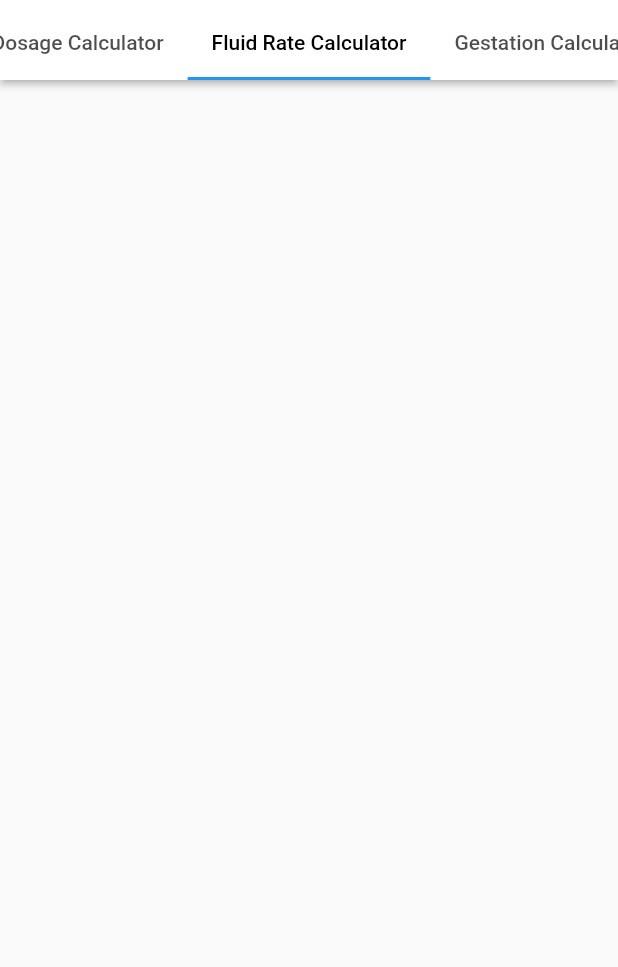
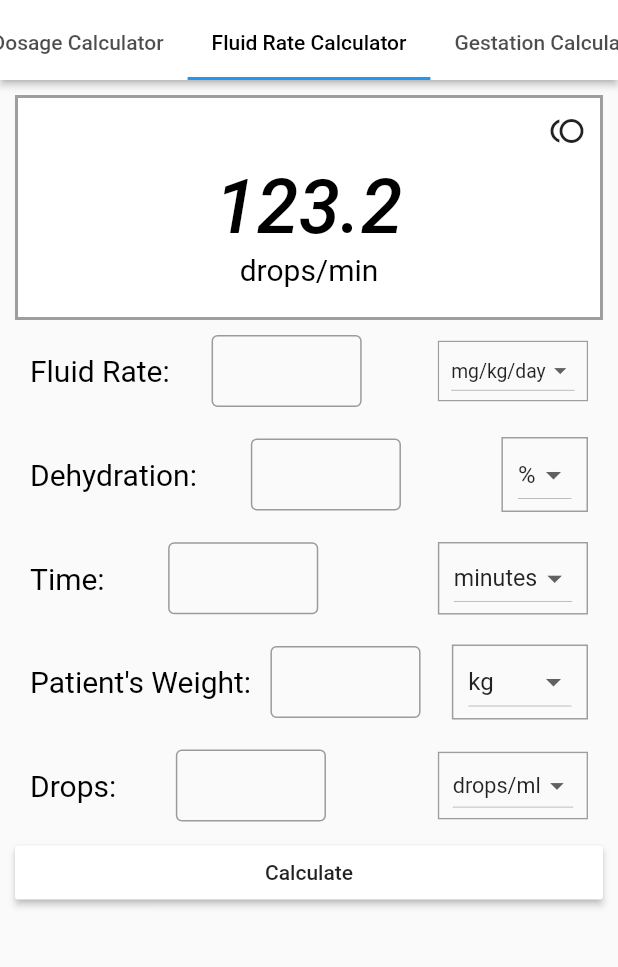
Before and after one commit to wasikulaminbipu/vetdiary, a Flutter app: the Calculator screen opened directly, tab 2 chosen, on a phone screen of 412 x 824 dp, the part 76-1043 px from its top. Run offline on Flutter 3.47's test engine with Material 2 defaults, Android fonts, the phone set to English and light mode, and no system bars.

Commit message:
Fluid Rate Calculator Layout Created

```diff
--- a/lib/calculator.dart
+++ b/lib/calculator.dart
@@ -1,5 +1,8 @@
 import 'package:flutter/material.dart';
 import 'package:vetdiary/widgets/custom_input_row.dart';
+import 'package:vetdiary/widgets/dosage_calculator.dart';
+import 'package:vetdiary/widgets/fluid_rate_calculator.dart';
+import 'package:vetdiary/widgets/gestation_calculator.dart';
 import 'package:vetdiary/widgets/navigation_drawer.dart';
 
 class Calculator extends StatelessWidget {
@@ -56,67 +59,10 @@ class Calculator extends StatelessWidget {
           child: SafeArea(
             child: TabBarView(
               children: <Widget>[
-                Container(
-                  padding: EdgeInsets.all(10.0),
-                  child: ListView(
-                    children: <Widget>[
-                      //Calculator Display
-                      Container(
-                        padding: EdgeInsets.all(10.0),
-                        alignment: Alignment.center,
-                        decoration: BoxDecoration(
-                          color: Colors.white,
-                          border: Border.all(color: Colors.grey, width: 2.0),
-                        ),
-                        child: Row(
-                          mainAxisAlignment: MainAxisAlignment.center,
-                          children: <Widget>[
-                            ResultView(
-                              result: 123.2.toString(),
-                              unit: "mg/L",
-                            ),
-                            Text(
-                              "X",
-                              style:
-                                  Theme.of(context).primaryTextTheme.headline4,
-                            ),
-                            ResultView(
-                              result: 2.toString(),
-                              unit: "Times",
-                            ),
-                            ResultView(
-                              result: "Daily",
-                              unit: "",
-                            ),
-                          ],
-                        ),
-                      ),
-                      CustomInputRow(
-                        lookup: () {},
-                        title: "Dosage: ",
-                        options: ["mg/L", "DDD"],
-                        onChanged: (value) {},
-                      ),
-                      CustomInputRow(
-                        title: "Frequency: ",
-                        onChanged: (value) {},
-                      ),
-                      CustomInputRow(
-                        lookup: () {},
-                        title: "Patient's Weight: ",
-                        options: ["mg/L", "DDD"],
-                        onChanged: (value) {},
-                      ),
-                      RaisedButton(
-                        color: Theme.of(context).buttonColor,
-                        child: Text("Calculate"),
-                        onPressed: () {},
-                      )
-                    ],
-                  ),
-                ),
-                Container(),
-                Container(),
+                //Dosage Calculator
+                DosageCalculator(),
+                FluidRateCalculator(),
+                GestatationCalculator(),
                 Container(),
                 Container(),
                 Container(),
@@ -129,38 +75,3 @@ class Calculator extends StatelessWidget {
     );
   }
 }
-
-class ResultView extends StatelessWidget {
-  final String result;
-  final String unit;
-
-  const ResultView({
-    Key key,
-    @required this.result,
-    @required this.unit,
-  }) : super(key: key);
-
-  @override
-  Widget build(BuildContext context) {
-    return Container(
-      padding: EdgeInsets.all(10.0),
-      child: Column(
-        mainAxisAlignment: MainAxisAlignment.center,
-        crossAxisAlignment: CrossAxisAlignment.center,
-        children: <Widget>[
-          Text(
-            this.result,
-            style: Theme.of(context)
-                .primaryTextTheme
-                .headline6
-                .copyWith(fontSize: 50.0),
-          ),
-          Text(
-            this.unit,
-            style: Theme.of(context).primaryTextTheme.headline4,
-          ),
-        ],
-      ),
-    );
-  }
-}
--- a/lib/widgets/custom_input_row.dart
+++ b/lib/widgets/custom_input_row.dart
@@ -25,6 +25,7 @@ class _CustomInputRowState extends State<CustomInputRow> {
 
   @override
   Widget build(BuildContext context) {
+    this.dropdownItem = this.dropdownItem ?? this.widget.options[0];
     return Container(
       padding: EdgeInsets.all(10.0),
       child: Row(
--- /dev/null
+++ b/lib/widgets/dosage_calculator.dart
@@ -0,0 +1,110 @@
+import 'package:flutter/material.dart';
+import 'package:vetdiary/widgets/custom_input_row.dart';
+
+
+
+class DosageCalculator extends StatelessWidget {
+  const DosageCalculator({
+    Key key,
+  }) : super(key: key);
+
+  @override
+  Widget build(BuildContext context) {
+    return Container(
+      padding: EdgeInsets.all(10.0),
+      child: ListView(
+        children: <Widget>[
+          //Calculator Display
+          Container(
+            padding: EdgeInsets.all(10.0),
+            alignment: Alignment.center,
+            decoration: BoxDecoration(
+              color: Colors.white,
+              border: Border.all(color: Colors.grey, width: 2.0),
+            ),
+            child: Row(
+              mainAxisAlignment: MainAxisAlignment.center,
+              children: <Widget>[
+
+                ResultView(
+                  result: 123.2.toString(),
+                  unit: "mg/L",
+                ),
+                Text(
+                  "X",
+                  style:
+                      Theme.of(context).primaryTextTheme.headline4,
+                ),
+                ResultView(
+                  result: 2.toString(),
+                  unit: "Times",
+                ),
+                ResultView(
+                  result: "Daily",
+                  unit: "",
+                ),
+              ],
+            ),
+          ),
+          CustomInputRow(
+            lookup: () {},
+            title: "Dosage: ",
+            options: ["mg/L", "DDD"],
+            onChanged: (value) {},
+          ),
+          CustomInputRow(
+            title: "Frequency: ",
+            options: ["times/day"],
+            onChanged: (value) {},
+          ),
+          CustomInputRow(
+            lookup: () {},
+            title: "Patient's Weight: ",
+            options: ["mg/L", "DDD"],
+            onChanged: (value) {},
+          ),
+          RaisedButton(
+            color: Theme.of(context).buttonColor,
+            child: Text("Calculate"),
+            onPressed: () {},
+          )
+        ],
+      ),
+    );
+  }
+}
+
+class ResultView extends StatelessWidget {
+  final String result;
+  final String unit;
+
+  const ResultView({
+    Key key,
+    @required this.result,
+    @required this.unit,
+  }) : super(key: key);
+
+  @override
+  Widget build(BuildContext context) {
+    return Container(
+      padding: EdgeInsets.all(10.0),
+      child: Column(
+        mainAxisAlignment: MainAxisAlignment.center,
+        crossAxisAlignment: CrossAxisAlignment.center,
+        children: <Widget>[
+          Text(
+            this.result,
+            style: Theme.of(context)
+                .primaryTextTheme
+                .headline6
+                .copyWith(fontSize: 50.0),
+          ),
+          Text(
+            this.unit,
+            style: Theme.of(context).primaryTextTheme.headline4,
+          ),
+        ],
+      ),
+    );
+  }
+}
--- /dev/null
+++ b/lib/widgets/fluid_rate_calculator.dart
@@ -0,0 +1,107 @@
+import 'package:flutter/material.dart';
+import 'package:vetdiary/widgets/custom_input_row.dart';
+
+
+
+class FluidRateCalculator extends StatelessWidget {
+  const FluidRateCalculator({
+    Key key,
+  }) : super(key: key);
+
+  @override
+  Widget build(BuildContext context) {
+    return Container(
+      padding: EdgeInsets.all(10.0),
+      child: ListView(
+        children: <Widget>[
+          //Calculator Display
+          Container(
+            padding: EdgeInsets.all(10.0),
+            alignment: Alignment.center,
+            decoration: BoxDecoration(
+              color: Colors.white,
+              border: Border.all(color: Colors.grey, width: 2.0),
+            ),
+            child: Wrap(
+              crossAxisAlignment: WrapCrossAlignment.center,
+              alignment: WrapAlignment.center,
+              children: <Widget>[
+                Container(alignment: Alignment.topRight, child: Icon(Icons.toll)),
+                ResultView(
+                  result: 123.2.toString(),
+                  unit: "drops/min",
+                ),
+              ],
+            ),
+          ),
+          CustomInputRow(
+            // lookup: () {},
+            title: "Fluid Rate: ",
+            options: ["mg/kg/day"],
+            onChanged: (value) {},
+          ),
+          CustomInputRow(
+            title: "Dehydration: ",
+            options: ["%"],
+            onChanged: (value) {},
+          ),
+          CustomInputRow(
+            title: "Time: ",
+            options: ["minutes"],
+            onChanged: (value) {},
+          ),
+          CustomInputRow(
+            title: "Patient's Weight: ",
+            options: ["kg","pound"],
+            onChanged: (value) {},
+          ),
+          CustomInputRow(
+            title: "Drops: ",
+            options: ["drops/ml"],
+            onChanged: (value) {},
+          ),
+          RaisedButton(
+            color: Theme.of(context).buttonColor,
+            child: Text("Calculate"),
+            onPressed: () {},
+          )
+        ],
+      ),
+    );
+  }
+}
+
+class ResultView extends StatelessWidget {
+  final String result;
+  final String unit;
+
+  const ResultView({
+    Key key,
+    @required this.result,
+    @required this.unit,
+  }) : super(key: key);
+
+  @override
+  Widget build(BuildContext context) {
+    return Container(
+      padding: EdgeInsets.all(10.0),
+      child: Column(
+        mainAxisAlignment: MainAxisAlignment.center,
+        crossAxisAlignment: CrossAxisAlignment.center,
+        children: <Widget>[
+          Text(
+            this.result,
+            style: Theme.of(context)
+                .primaryTextTheme
+                .headline6
+                .copyWith(fontSize: 50.0),
+          ),
+          Text(
+            this.unit,
+            style: Theme.of(context).primaryTextTheme.headline4,
+          ),
+        ],
+      ),
+    );
+  }
+}
```
Also changed, not shown: lib/widgets/gestation_calculator.dart (added, +120 -0 lines).
